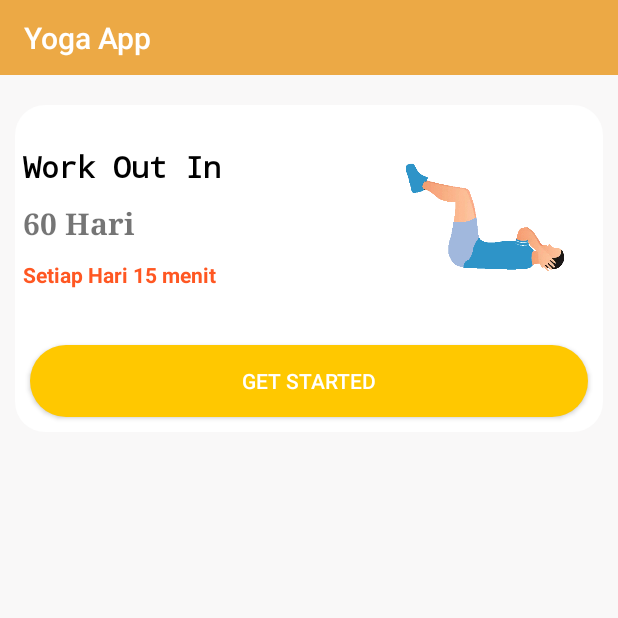
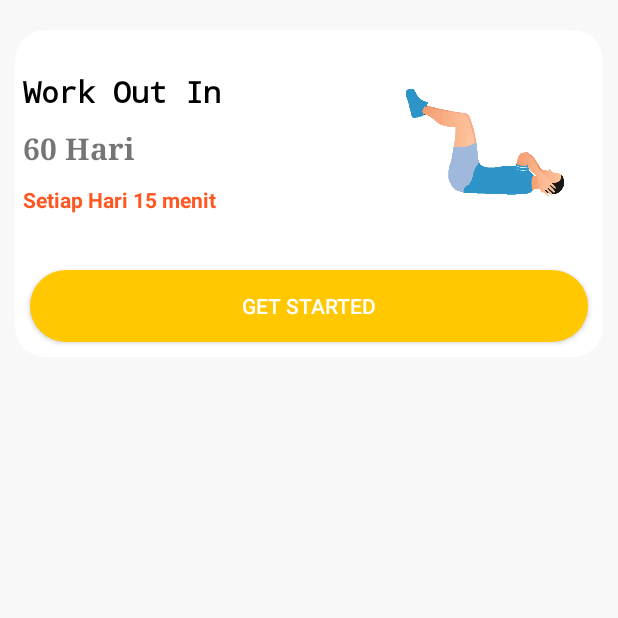
Before and after one commit to 1zuL/LowCaloriFood, an Android app: the yogi screen opened directly, with no data from a screen before it, on a phone screen of 412 x 824 dp, the top half of it. Run offline under Robolectric (Android 15) with nearby library versions, the phone set to English and light mode, and no system bars.

Commit message:
Penyesuaian UI

```diff
--- a/app/src/main/java/com/example/lcf/Activity/MainActivity.java
+++ b/app/src/main/java/com/example/lcf/Activity/MainActivity.java
@@ -128,7 +128,6 @@ public class MainActivity extends AppCompatActivity implements NavigationView.On
             }
         });*/
 
-
         //swipeRefreshLayout = findViewById(R.id.swipe_Refresh);
         rvData = findViewById(R.id.rv_data);
         lmData =  new LinearLayoutManager(this, LinearLayoutManager.VERTICAL, false);
--- a/app/src/main/java/com/example/lcf/yogiapp/SecondActivity.java
+++ b/app/src/main/java/com/example/lcf/yogiapp/SecondActivity.java
@@ -17,8 +17,7 @@ public class SecondActivity extends AppCompatActivity {
     protected void onCreate(Bundle savedInstanceState) {
         super.onCreate(savedInstanceState);
         setContentView(R.layout.activity_second);
-        Toolbar toolbar = findViewById(R.id.toolBar);
-        setSupportActionBar(toolbar);
+
         setRequestedOrientation(ActivityInfo.SCREEN_ORIENTATION_PORTRAIT);
 
 
--- a/app/src/main/java/com/example/lcf/yogiapp/yogi.java
+++ b/app/src/main/java/com/example/lcf/yogiapp/yogi.java
@@ -17,8 +17,7 @@ public class yogi extends AppCompatActivity {
     protected void onCreate(Bundle savedInstanceState) {
         super.onCreate(savedInstanceState);
         setContentView(R.layout.activity_main);
-        Toolbar toolbar = findViewById(R.id.toolBar);
-        setSupportActionBar(toolbar);
+
         setRequestedOrientation(ActivityInfo.SCREEN_ORIENTATION_PORTRAIT);
 
         button1 = findViewById(R.id.startyoga1);
--- a/app/src/main/res/layout/activity_main.xml
+++ b/app/src/main/res/layout/activity_main.xml
@@ -7,17 +7,6 @@
     android:background="#22f1eaea"
     android:orientation="vertical"
     tools:context=".yogiapp.yogi">
-
-    <androidx.appcompat.widget.Toolbar
-        android:id="@+id/toolBar"
-        android:layout_width="match_parent"
-        android:layout_height="50dp"
-        android:background="#ECA945"
-        android:textAlignment="textEnd"
-        android:theme="@style/ThemeOverlay.AppCompat.Dark.ActionBar"
-        app:title="Yoga App"
-        app:titleTextColor="#fff"
-        android:gravity="end" />
 
 
     <ScrollView
```
Also changed, not shown: app/src/main/res/layout/activity_second.xml (+1 -10 lines).
